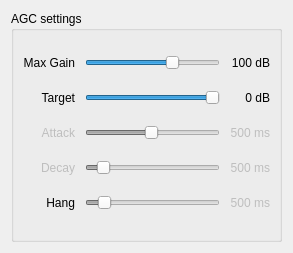
Qt form src/qtgui/agc_options.ui (vladisslav2011/gqrx) before a commit.
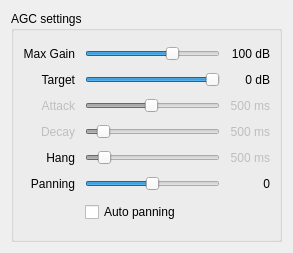
The same form after that commit. Icons and pictures are not drawn.

Diff of the .ui file:
```diff
--- a/src/qtgui/agc_options.ui
+++ b/src/qtgui/agc_options.ui
@@ -33,6 +33,19 @@
       <property name="verticalSpacing">
        <number>5</number>
       </property>
+      <item row="6" column="2">
+       <widget class="QLabel" name="panningLabel">
+        <property name="enabled">
+         <bool>true</bool>
+        </property>
+        <property name="text">
+         <string>0</string>
+        </property>
+        <property name="alignment">
+         <set>Qt::AlignRight|Qt::AlignTrailing|Qt::AlignVCenter</set>
+        </property>
+       </widget>
+      </item>
       <item row="2" column="0">
        <widget class="QLabel" name="targetLevelTitle">
         <property name="text">
@@ -306,6 +319,60 @@
         </property>
        </widget>
       </item>
+      <item row="6" column="1">
+       <widget class="QSlider" name="panningSlider">
+        <property name="enabled">
+         <bool>true</bool>
+        </property>
+        <property name="focusPolicy">
+         <enum>Qt::StrongFocus</enum>
+        </property>
+        <property name="toolTip">
+         <string>AGC stereo panning position.</string>
+        </property>
+        <property name="minimum">
+         <number>-100</number>
+        </property>
+        <property name="maximum">
+         <number>100</number>
+        </property>
+        <property name="singleStep">
+         <number>10</number>
+        </property>
+        <property name="pageStep">
+         <number>50</number>
+        </property>
+        <property name="value">
+         <number>0</number>
+        </property>
+        <property name="sliderPosition">
+         <number>0</number>
+        </property>
+        <property name="orientation">
+         <enum>Qt::Horizontal</enum>
+        </property>
+       </widget>
+      </item>
+      <item row="6" column="0">
+       <widget class="QLabel" name="panningTitle">
+        <property name="text">
+         <string>Panning</string>
+        </property>
+        <property name="alignment">
+         <set>Qt::AlignRight|Qt::AlignTrailing|Qt::AlignVCenter</set>
+        </property>
+       </widget>
+      </item>
+      <item row="7" column="1">
+       <widget class="QCheckBox" name="panningAutoCheckBox">
+        <property name="toolTip">
+         <string>Enable auto stereo panning mode depending on offset frequency.</string>
+        </property>
+        <property name="text">
+         <string>Auto panning</string>
+        </property>
+       </widget>
+      </item>
      </layout>
     </widget>
    </item>
```
